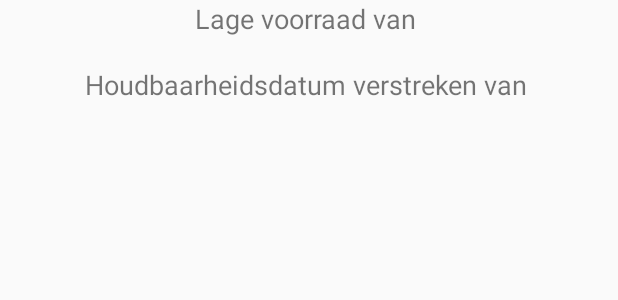
After one commit to Robert048/Dokterstas, an Android app: the layout stock_message.xml on its own in the app's theme, with its tools: preview values and no code run, on a phone screen of 412 x 824 dp. The commit adds this screen. Shown: the top 300 px of the screen. Run offline under Robolectric (Android 15) with nearby library versions, the phone set to English and light mode, and no system bars.

Commit message:
voorraad en datum meldingen

```diff
--- /dev/null
+++ b/app/src/main/res/layout/stock_message.xml
@@ -0,0 +1,55 @@
+<?xml version="1.0" encoding="utf-8"?>
+<LinearLayout
+    xmlns:android="http://schemas.android.com/apk/res/android"
+    android:orientation="vertical"
+    android:layout_width="match_parent"
+    android:layout_height="match_parent">
+
+    <TextView
+        android:text="Lage voorraad van "
+        android:layout_width="match_parent"
+        android:layout_height="wrap_content"
+        android:textAlignment="center"
+        android:textSize="18sp" />
+
+    <LinearLayout
+        android:orientation="horizontal"
+        android:layout_width="match_parent"
+        android:layout_height="wrap_content">
+
+        <TextView
+            android:layout_width="wrap_content"
+            android:layout_height="wrap_content"
+            android:id="@+id/txtName"
+            android:layout_weight="1" />
+
+        <TextView
+            android:layout_width="wrap_content"
+            android:layout_height="wrap_content"
+            android:id="@+id/txtStock"
+            android:layout_weight="1" />
+    </LinearLayout>
+    <TextView
+        android:text="Houdbaarheidsdatum verstreken van "
+        android:layout_width="match_parent"
+        android:layout_height="wrap_content"
+        android:textAlignment="center"
+        android:textSize="18sp" />
+    <LinearLayout
+        android:orientation="horizontal"
+        android:layout_width="match_parent"
+        android:layout_height="wrap_content">
+
+        <TextView
+            android:layout_width="wrap_content"
+            android:layout_height="wrap_content"
+            android:id="@+id/txtName2"
+            android:layout_weight="1" />
+
+        <TextView
+            android:layout_width="wrap_content"
+            android:layout_height="wrap_content"
+            android:id="@+id/txtDate"
+            android:layout_weight="1" />
+    </LinearLayout>
+</LinearLayout>
```
Also changed, not shown: app/src/main/java/minor/dokterstas/ExpandableListAdapter.java (+11 -0 lines), app/src/main/java/minor/dokterstas/MainActivity.java (+78 -5 lines).
